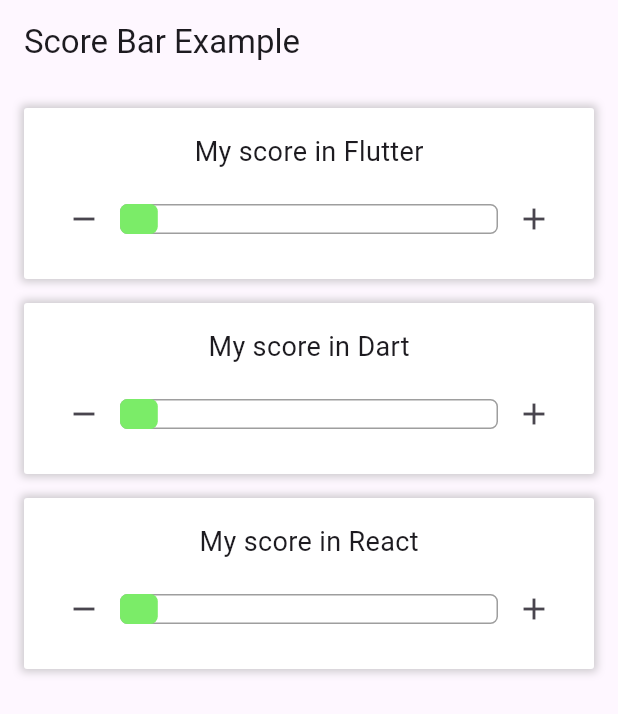
After one commit to sinaraseth/FLutter-course, a Flutter app: the ScoreScreen screen opened directly, on a phone screen of 412 x 824 dp. The commit adds this screen. Shown: the top 714 px of the screen. Run offline on Flutter 3.47's test engine with Material 3 defaults, Android fonts, the phone set to English and light mode, and no system bars; missing offline and left inert: dart:ffi.

Commit message:
update Ex4

```diff
--- a/flutter_workspace/lib/W4-S3 - PRACTICE- Statefull widgets/EX-2/ex_2_step_3_start.dart
+++ b/flutter_workspace/lib/W4-S3 - PRACTICE- Statefull widgets/EX-2/ex_2_step_3_start.dart
@@ -60,8 +60,10 @@ class _FavoriteCardState extends State<FavoriteCard> {
     setState(() {
       if (isFavorite = !isFavorite) {
         iconColor = Colors.red;
+
       } else {
         iconColor = Colors.black;
+
       }
     });
   }
@@ -108,6 +110,5 @@ class _FavoriteCardState extends State<FavoriteCard> {
         ],
       ),
     );
-    // return con;
   }
 }
--- a/flutter_workspace/lib/W4-S3 - PRACTICE- Statefull widgets/EX-3/ex_3_start.dart
+++ b/flutter_workspace/lib/W4-S3 - PRACTICE- Statefull widgets/EX-3/ex_3_start.dart
@@ -7,11 +7,12 @@ List<String> images = [
   "assets/w4-s2/girl.jpg",
   "assets/w4-s2/man.jpg",
 ];
-List<String> description = ['Juncoc', 'Spoonbill 2', 'Insect', 'Girl', 'Man'];
+List<String> description = ['Juncoc', 'Spoonbill', 'Insect', 'Girl', 'Man'];
 int i = 0;
 
 void main() => runApp(const MaterialApp(
-      debugShowCheckedModeBanner: false, // Disables the debug banner during development
+      debugShowCheckedModeBanner:
+          false, // Disables the debug banner during development
       home: ImageViewer(),
     ));
 
@@ -80,7 +81,8 @@ class _ImageViewerState extends State<ImageViewer> {
               const SizedBox(height: 20),
               Text(
                 description[i],
-                style: const TextStyle(fontSize: 24, fontWeight: FontWeight.bold),
+                style:
+                    const TextStyle(fontSize: 24, fontWeight: FontWeight.bold),
               ),
             ],
           ),
--- /dev/null
+++ b/flutter_workspace/lib/W4-S3 - PRACTICE- Statefull widgets/EX4/main.dart
@@ -0,0 +1,138 @@
+import 'package:flutter/material.dart';
+
+void main() {
+  runApp(const MyApp());
+}
+
+class MyApp extends StatelessWidget {
+  const MyApp({super.key});
+
+  @override
+  Widget build(BuildContext context) {
+    return const MaterialApp(
+      home: ScoreScreen(),
+    );
+  }
+}
+
+class ScoreScreen extends StatelessWidget {
+  const ScoreScreen({super.key});
+
+  @override
+  Widget build(BuildContext context) {
+    return Scaffold(
+      appBar: AppBar(title: const Text('Score Bar Example')),
+      body: const Padding(
+        padding: EdgeInsets.all(16.0),
+        child: Column(
+          children: [
+            ScoreCard(title: "My score in Flutter"),
+            SizedBox(height: 16),
+            ScoreCard(title: "My score in Dart"),
+            SizedBox(height: 16),
+            ScoreCard(title: "My score in React"),
+          ],
+        ),
+      ),
+    );
+  }
+}
+
+class ScoreCard extends StatefulWidget {
+  final String title;
+
+  const ScoreCard({super.key, required this.title});
+
+  @override
+  _ScoreCardState createState() => _ScoreCardState();
+}
+
+class _ScoreCardState extends State<ScoreCard> {
+  int _score = 1;
+
+  void _increment() {
+    if (_score < 10) {
+      setState(() {
+        _score++;
+      });
+    }
+  }
+
+  void _decrement() {
+    if (_score > 1) {
+      setState(() {
+        _score--;
+      });
+    }
+  }
+
+  Color _getScoreColor(int score) {
+    if (score >= 1 && score <= 3) {
+      return const Color.fromARGB(255, 123, 236, 104); // Amber for scores 1 to 3
+    } else if (score > 3 && score <= 7) {
+      return const Color.fromARGB(255, 47, 207, 22); // Green for scores 4 to 7
+    } else {
+      return const Color.fromARGB(255, 21, 157, 0); // Dark green for scores 8 to 10
+    }
+  }
+
+  @override
+  Widget build(BuildContext context) {
+    return Container(
+      padding: const EdgeInsets.all(16.0),
+      decoration: BoxDecoration(
+        color: Colors.white,
+        borderRadius: BorderRadius.circular(2.0),
+        boxShadow: [
+          BoxShadow(
+            color: Colors.grey.withOpacity(0.5),
+            blurRadius: 4.0,
+            spreadRadius: 2.0,
+          ),
+        ],
+      ),
+      child: Column(
+        children: [
+          Text(widget.title, style: const TextStyle(fontSize: 18)),
+          const SizedBox(height: 8),
+          Row(
+            mainAxisAlignment: MainAxisAlignment.spaceBetween,
+            children: [
+              IconButton(
+                icon: const Icon(Icons.remove),
+                onPressed: _decrement,
+              ),
+              Expanded(
+                child: Stack(
+                  children: [
+                    Container(
+                      height: 20,
+                      decoration: BoxDecoration(
+                        border: Border.all(color: Colors.grey),
+                        borderRadius: BorderRadius.circular(5),
+                      ),
+                    ),
+                    FractionallySizedBox(
+                      widthFactor: _score / 10,
+                      child: Container(
+                        height: 20,
+                        decoration: BoxDecoration(
+                          color: _getScoreColor(_score), // Dynamic color based on score
+                          borderRadius: BorderRadius.circular(5),
+                        ),
+                      ),
+                    ),
+                  ],
+                ),
+              ),
+              IconButton(
+                icon: const Icon(Icons.add),
+                onPressed: _increment,
+              ),
+            ],
+          ),
+        ],
+      ),
+    );
+  }
+}
```
